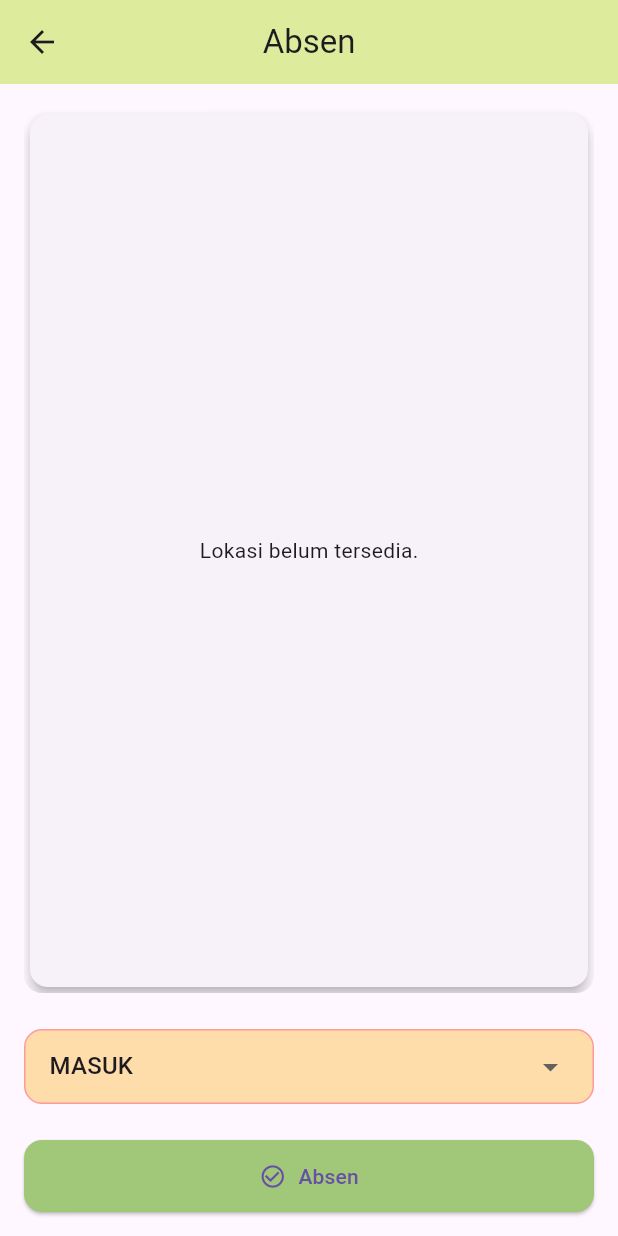
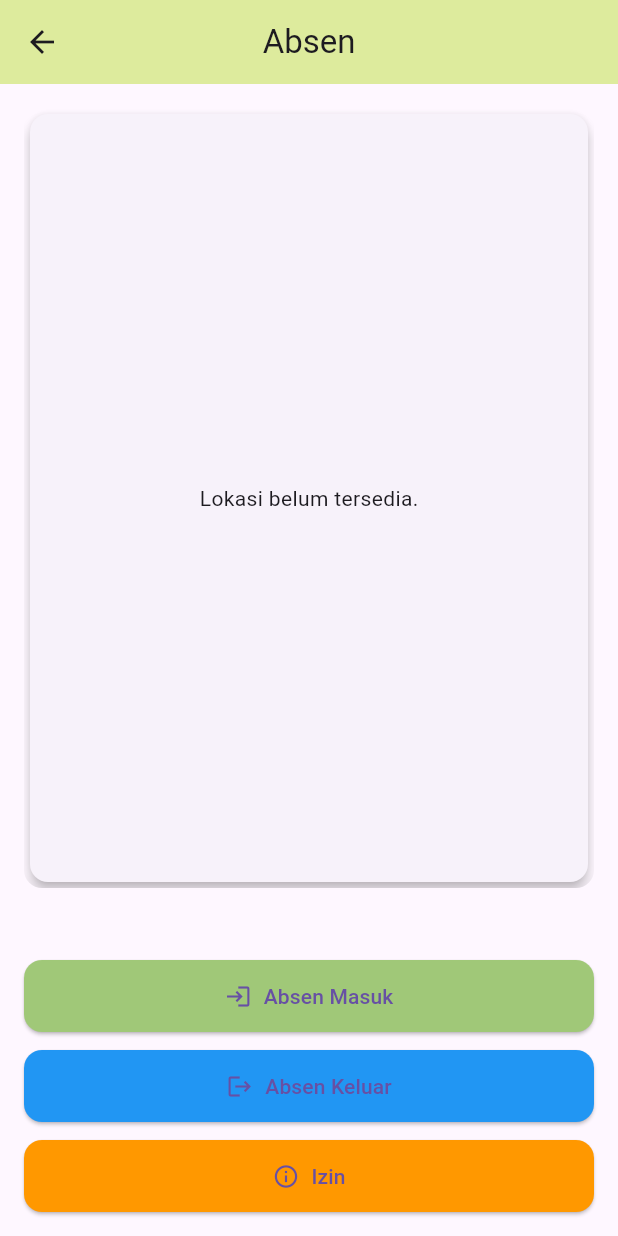
Before and after one commit to Serianto/UJK, a Flutter app: the SavePage screen opened by its route, on a phone screen of 412 x 824 dp. Run offline on Flutter 3.47's test engine with Material 3 defaults, Android fonts, the phone set to English and light mode, and no system bars; our stand-ins replace geolocator, google_fonts, google_maps_flutter, lottie, shared_preferences; accounts and stored records are empty.

Commit message:
update checkout

```diff
--- a/lib/page/save_page.dart
+++ b/lib/page/save_page.dart
@@ -83,44 +83,44 @@ Widget build(BuildContext context) {
               const SizedBox(height: 24),
 
               // Dropdown status
-              Container(
-                padding: const EdgeInsets.symmetric(horizontal: 16),
-                decoration: BoxDecoration(
-                  color: lima,
-                  borderRadius: BorderRadius.circular(12),
-                  border: Border.all(color: enam),
-                ),
-                child: DropdownButton<String>(
-                  value: absenProvider.status,
-                  isExpanded: true,
-                  underline: const SizedBox(),
-                  items: ['masuk', 'izin'].map((value) {
-                    return DropdownMenuItem<String>(
-                      value: value,
-                      child: Text(value.toUpperCase()),
-                    );
-                  }).toList(),
-                  onChanged: (value) {
-                    absenProvider.setStatus(value!);
-                  },
-                ),
-              ),
+              // Container(
+              //   padding: const EdgeInsets.symmetric(horizontal: 16),
+              //   decoration: BoxDecoration(
+              //     color: lima,
+              //     borderRadius: BorderRadius.circular(12),
+              //     border: Border.all(color: enam),
+              //   ),
+              //   child: DropdownButton<String>(
+              //     value: absenProvider.status,
+              //     isExpanded: true,
+              //     underline: const SizedBox(),
+              //     items: ['masuk', 'izin'].map((value) {
+              //       return DropdownMenuItem<String>(
+              //         value: value,
+              //         child: Text(value.toUpperCase()),
+              //       );
+              //     }).toList(),
+              //     onChanged: (value) {
+              //       absenProvider.setStatus(value!);
+              //     },
+              //   ),
+              // ),
 
-              // Alasan Izin
-              if (absenProvider.status == 'izin') ...[
-                const SizedBox(height: 12),
-                TextField(
-                  decoration: InputDecoration(
-                    labelText: 'Alasan Izin',
-                    border: OutlineInputBorder(
-                      borderRadius: BorderRadius.circular(12),
-                    ),
-                  ),
-                  onChanged: (value) {
-                    absenProvider.setAlasanIzin(value);
-                  },
-                ),
-              ],
+              // // Alasan Izin
+              // if (absenProvider.status == 'izin') ...[
+              //   const SizedBox(height: 12),
+              //   TextField(
+              //     decoration: InputDecoration(
+              //       labelText: 'Alasan Izin',
+              //       border: OutlineInputBorder(
+              //         borderRadius: BorderRadius.circular(12),
+              //       ),
+              //     ),
+              //     onChanged: (value) {
+              //       absenProvider.setAlasanIzin(value);
+              //     },
+              //   ),
+              // ],
 
               const SizedBox(height: 24),
 
@@ -128,27 +128,23 @@ Widget build(BuildContext context) {
 SizedBox(
   width: double.infinity,
   child: ElevatedButton.icon(
-                  icon: const Icon(Icons.check_circle_outline),
-                  label: absenProvider.isLoading
+    icon: const Icon(Icons.login),
+    label: absenProvider.isLoading && absenProvider.status == 'masuk'
         ? const SizedBox(
             height: 20,
             width: 20,
-                          child: CircularProgressIndicator(
-                            strokeWidth: 2,
-                            color: Colors.white,
+            child: CircularProgressIndicator(strokeWidth: 2, color: Colors.white),
+          )
+        : const Text('Absen Masuk'),
+    style: ElevatedButton.styleFrom(
+      backgroundColor: satu,
+      padding: const EdgeInsets.symmetric(vertical: 14),
+      shape: RoundedRectangleBorder(borderRadius: BorderRadius.circular(12)),
     ),
-                        )
-                      : const Text('Absen'),
-                  style: ElevatedButton.styleFrom(
-                    backgroundColor: isButtonEnabled ? satu : empat,
-                    padding: const EdgeInsets.symmetric(vertical: 14),
-                    shape: RoundedRectangleBorder(
-                      borderRadius: BorderRadius.circular(12),
-                    ),
-                  ),
-                  onPressed: (!isButtonEnabled || absenProvider.isLoading)
+    onPressed: absenProvider.isLoading
         ? null
         : () async {
+            absenProvider.setStatus('masuk');
             bool success = await absenProvider.checkIn(context);
             if (success && context.mounted) {
               Navigator.pushNamedAndRemoveUntil(context, '/home', (route) => false);
@@ -157,6 +153,86 @@ Widget build(BuildContext context) {
   ),
 ),
 
+const SizedBox(height: 12),
+
+// Tombol Absen Keluar
+SizedBox(
+  width: double.infinity,
+  child: ElevatedButton.icon(
+    icon: const Icon(Icons.logout),
+    label: absenProvider.isLoading && absenProvider.status == 'keluar'
+        ? const SizedBox(
+            height: 20,
+            width: 20,
+            child: CircularProgressIndicator(strokeWidth: 2, color: Colors.white),
+          )
+        : const Text('Absen Keluar'),
+    style: ElevatedButton.styleFrom(
+      backgroundColor: Colors.blue,
+      padding: const EdgeInsets.symmetric(vertical: 14),
+      shape: RoundedRectangleBorder(borderRadius: BorderRadius.circular(12)),
+    ),
+    onPressed: absenProvider.isLoading
+        ? null
+        : () async {
+            absenProvider.setStatus('keluar');
+            bool success = await absenProvider.checkIn(context);
+            if (success && context.mounted) {
+              Navigator.pushNamedAndRemoveUntil(context, '/home', (route) => false);
+            }
+          },
+  ),
+),
+
+const SizedBox(height: 12),
+
+// Tombol Izin (dengan popup alasan)
+SizedBox(
+  width: double.infinity,
+  child: ElevatedButton.icon(
+    icon: const Icon(Icons.info_outline),
+    label: const Text('Izin'),
+    style: ElevatedButton.styleFrom(
+      backgroundColor: Colors.orange,
+      padding: const EdgeInsets.symmetric(vertical: 14),
+      shape: RoundedRectangleBorder(borderRadius: BorderRadius.circular(12)),
+    ),
+    onPressed: () {
+      showDialog(
+        context: context,
+        builder: (BuildContext context) {
+          String alasan = '';
+          return AlertDialog(
+            title: const Text('Alasan Izin'),
+            content: TextField(
+              decoration: const InputDecoration(hintText: 'Masukkan alasan'),
+              onChanged: (value) => alasan = value,
+            ),
+            actions: [
+              TextButton(
+                onPressed: () => Navigator.of(context).pop(),
+                child: const Text('Batal'),
+              ),
+              ElevatedButton(
+                onPressed: () async {
+                  if (alasan.trim().isEmpty) return;
+                  Navigator.of(context).pop();
+                  absenProvider.setStatus('izin');
+                  absenProvider.setAlasanIzin(alasan);
+                  bool success = await absenProvider.checkIn(context);
+                  if (success && context.mounted) {
+                    Navigator.pushNamedAndRemoveUntil(context, '/home', (route) => false);
+                  }
+                },
+                child: const Text('Kirim Izin'),
+              ),
+            ],
+          );
+        },
+      );
+    },
+  ),
+),
               // Message Feedback
               if (absenProvider.message.isNotEmpty)
                 Padding(
```
Also changed, not shown: lib/model/save_model.dart (+10 -0 lines), lib/page/history_screen.dart (+85 -9 lines). Lines whose indentation alone changed are shown as unchanged.
